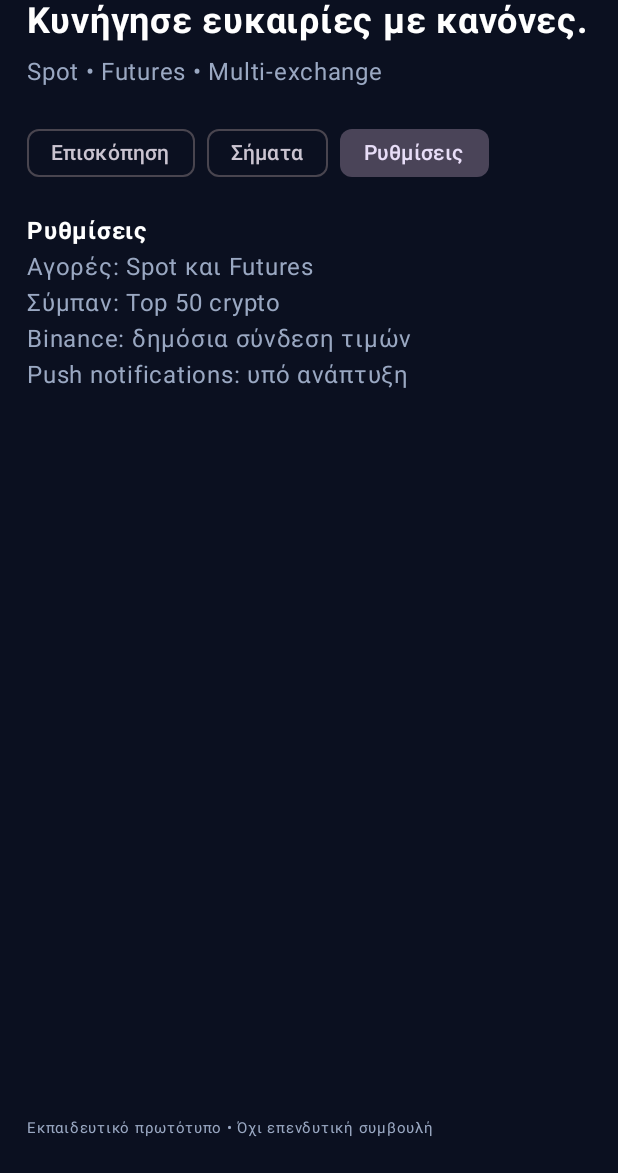
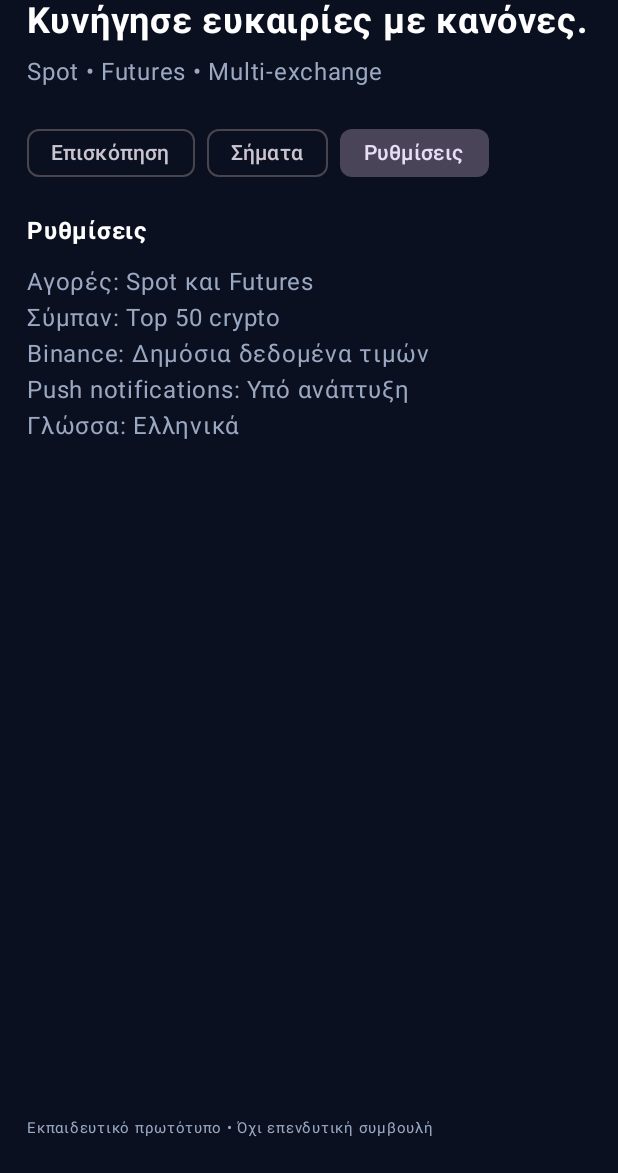
Before and after one commit to SACON1/CryptoHunterAI, an Android app built with Jetpack Compose: the screen it shows after launch (MainActivity), after a tap on "Ρυθμίσεις", on a phone screen of 412 x 824 dp, the part 63-1236 px from its top. Run offline under Robolectric (Android 15) with nearby library versions, the phone set to English and light mode, and no system bars; 2 other taps on this screen came first.

Commit message:
Refactor connection and price handling in MainActivity

```diff
--- a/app/src/main/java/gr/cryptohunter/ai/MainActivity.kt
+++ b/app/src/main/java/gr/cryptohunter/ai/MainActivity.kt
@@ -43,17 +43,19 @@ class MainActivity : ComponentActivity() {
 @Composable
 fun CryptoHunterApp() {
     var tab by remember { mutableStateOf("Επισκόπηση") }
-    var btcPrice by remember { mutableStateOf("Φόρτωση...") }
-    var connection by remember { mutableStateOf("Σύνδεση...") }
+    var btcPrice by remember { mutableStateOf("--") }
+    var connection by remember { mutableStateOf("Αναμονή σύνδεσης...") }
 
     LaunchedEffect(Unit) {
         while (true) {
             try {
-                btcPrice = BinanceApi.getBitcoinPrice()
-                connection = "Συνδεδεμένο με Binance"
+                val price = BinanceApi.getBitcoinPrice()
+                btcPrice = price
+                connection = "Επιτυχής σύνδεση Binance"
             } catch (e: Exception) {
-                connection = "Αποτυχία σύνδεσης"
+                connection = "Σφάλμα: ${e.message ?: "Άγνωστο σφάλμα"}"
             }
+
             delay(30_000)
         }
     }
@@ -74,17 +76,31 @@ fun CryptoHunterApp() {
         )
     ) {
         Column(
-            Modifier.fillMaxSize().background(Bg).padding(18.dp)
+            Modifier
+                .fillMaxSize()
+                .background(Bg)
+                .padding(18.dp)
         ) {
-            Text("CRYPTO HUNTER AI", color = Green,
-                fontSize = 13.sp, fontWeight = FontWeight.Bold)
+            Text(
+                "CRYPTO HUNTER AI",
+                color = Green,
+                fontSize = 13.sp,
+                fontWeight = FontWeight.Bold
+            )
 
-            Text("Κυνήγησε ευκαιρίες με κανόνες.",
-                color = Color.White, fontSize = 24.sp,
-                fontWeight = FontWeight.Bold)
+            Text(
+                "Κυνήγησε ευκαιρίες με κανόνες.",
+                color = Color.White,
+                fontSize = 24.sp,
+                fontWeight = FontWeight.Bold
+            )
 
             Spacer(Modifier.height(8.dp))
-            Text("Spot • Futures • Multi-exchange", color = Muted)
+
+            Text(
+                "Spot • Futures • Multi-exchange",
+                color = Muted
+            )
 
             Spacer(Modifier.height(18.dp))
 
@@ -103,77 +119,147 @@ fun CryptoHunterApp() {
             when (tab) {
                 "Επισκόπηση" -> {
                     Card(
-                        colors = CardDefaults.cardColors(containerColor = Panel)
+                        colors = CardDefaults.cardColors(
+                            containerColor = Panel
+                        ),
+                        shape = RoundedCornerShape(18.dp)
                     ) {
                         Column(Modifier.padding(16.dp)) {
-                            Text("BITCOIN LIVE PRICE", color = Muted)
+                            Text(
+                                "BITCOIN LIVE PRICE",
+                                color = Muted
+                            )
+
                             Text(
                                 "$$btcPrice USDT",
                                 color = Green,
                                 fontSize = 27.sp,
                                 fontWeight = FontWeight.Bold
                             )
-                            Text(connection, color = Muted, fontSize = 12.sp)
-                            Text("Ανανέωση κάθε 30 δευτερόλεπτα",
-                                color = Muted, fontSize = 11.sp)
+
+                            Spacer(Modifier.height(6.dp))
+
+                            Text(
+                                connection,
+                                color = if (
+                                    connection.startsWith("Επιτυχής")
+                                ) Green else Color(0xFFFFC857),
+                                fontSize = 12.sp
+                            )
+
+                            Text(
+                                "Ανανέωση κάθε 30 δευτερόλεπτα",
+                                color = Muted,
+                                fontSize = 11.sp
+                            )
                         }
                     }
 
                     Spacer(Modifier.height(16.dp))
-                    Text("Στρατηγική ανάλυσης",
-                        color = Color.White, fontWeight = FontWeight.Bold)
-                    Text("EMA • RSI • MACD • Όγκος • Support/Resistance",
-                        color = Muted, fontSize = 13.sp)
+
+                    Text(
+                        "Στρατηγική ανάλυσης",
+                        color = Color.White,
+                        fontWeight = FontWeight.Bold
+                    )
+
+                    Text(
+                        "EMA • RSI • MACD • Όγκος • Support/Resistance",
+                        color = Muted,
+                        fontSize = 13.sp
+                    )
 
                     Spacer(Modifier.height(16.dp))
-                    Text("Ενδεικτικά σήματα",
-                        color = Color.White, fontWeight = FontWeight.Bold)
+
+                    Text(
+                        "Ενδεικτικά σήματα",
+                        color = Color.White,
+                        fontWeight = FontWeight.Bold
+                    )
+
                     SignalList(demoSignals)
                 }
 
-                "Σήματα" -> SignalList(demoSignals)
+                "Σήματα" -> {
+                    SignalList(demoSignals)
+                }
 
                 else -> {
-                    Text("Ρυθμίσεις", color = Color.White,
-                        fontWeight = FontWeight.Bold)
+                    Text(
+                        "Ρυθμίσεις",
+                        color = Color.White,
+                        fontWeight = FontWeight.Bold
+                    )
+
+                    Spacer(Modifier.height(10.dp))
+
                     Text("Αγορές: Spot και Futures", color = Muted)
                     Text("Σύμπαν: Top 50 crypto", color = Muted)
-                    Text("Binance: δημόσια σύνδεση τιμών", color = Muted)
-                    Text("Push notifications: υπό ανάπτυξη", color = Muted)
+                    Text("Binance: Δημόσια δεδομένα τιμών", color = Muted)
+                    Text("Push notifications: Υπό ανάπτυξη", color = Muted)
+                    Text("Γλώσσα: Ελληνικά", color = Muted)
                 }
             }
 
             Spacer(Modifier.weight(1f))
-            Text("Εκπαιδευτικό πρωτότυπο • Όχι επενδυτική συμβουλή",
-                color = Muted, fontSize = 10.sp)
+
+            Text(
+                "Εκπαιδευτικό πρωτότυπο • Όχι επενδυτική συμβουλή",
+                color = Muted,
+                fontSize = 10.sp
+            )
         }
     }
 }
 
 @Composable
 fun SignalList(signals: List<Signal>) {
-    LazyColumn(verticalArrangement = Arrangement.spacedBy(10.dp)) {
+    LazyColumn(
+        verticalArrangement = Arrangement.spacedBy(10.dp)
+    ) {
         items(signals) { s ->
             Card(
-                colors = CardDefaults.cardColors(containerColor = Panel),
+                colors = CardDefaults.cardColors(
+                    containerColor = Panel
+                ),
                 shape = RoundedCornerShape(16.dp)
             ) {
-                Column(Modifier.fillMaxWidth().padding(14.dp)) {
+                Column(
+                    Modifier
+                        .fillMaxWidth()
+                        .padding(14.dp)
+                ) {
                     Row(
                         Modifier.fillMaxWidth(),
                         horizontalArrangement = Arrangement.SpaceBetween
                     ) {
-                        Text(s.symbol, color = Color.White,
-                            fontWeight = FontWeight.Bold)
-                        Text(s.direction,
-                            color = if (s.direction == "BUY") Green
-                            else Color(0xFFFFC857),
-                            fontWeight = FontWeight.Bold)
+                        Text(
+                            s.symbol,
+                            color = Color.White,
+                            fontWeight = FontWeight.Bold
+                        )
+
+                        Text(
+                            s.direction,
+                            color = if (s.direction == "BUY")
+                                Green else Color(0xFFFFC857),
+                            fontWeight = FontWeight.Bold
+                        )
                     }
-                    Text("${s.venue} • ${s.market} • ${s.timeframe}",
-                        color = Muted, fontSize = 12.sp)
-                    Text("Βαθμολογία: ${s.score}/100 • ${s.status}",
-                        color = Green, fontSize = 12.sp)
+
+                    Spacer(Modifier.height(5.dp))
+
+                    Text(
+                        "${s.venue} • ${s.market} • ${s.timeframe}",
+                        color = Muted,
+                        fontSize = 12.sp
+                    )
+
+                    Text(
+                        "Βαθμολογία: ${s.score}/100 • ${s.status}",
+                        color = Green,
+                        fontSize = 12.sp
+                    )
                 }
             }
         }
```
